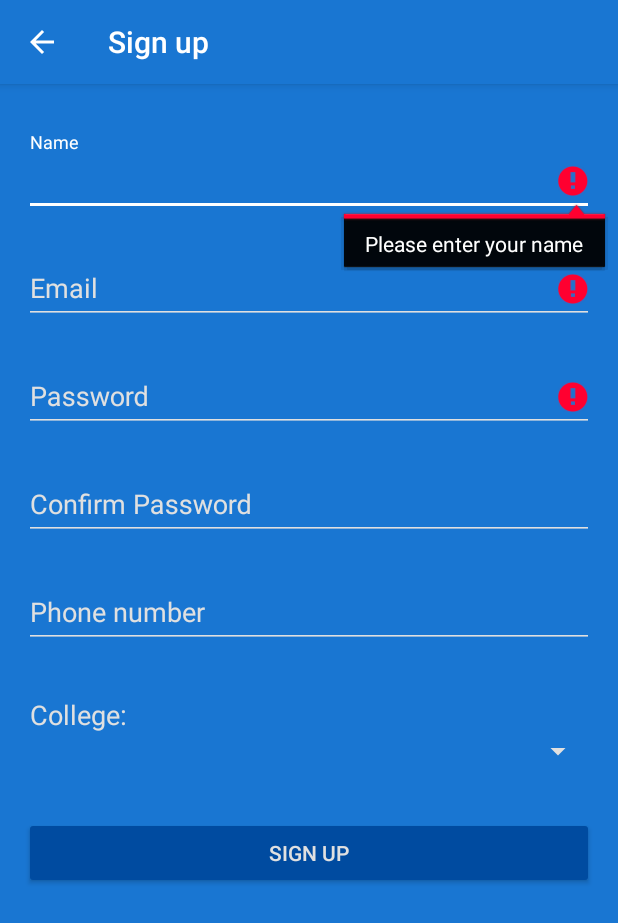
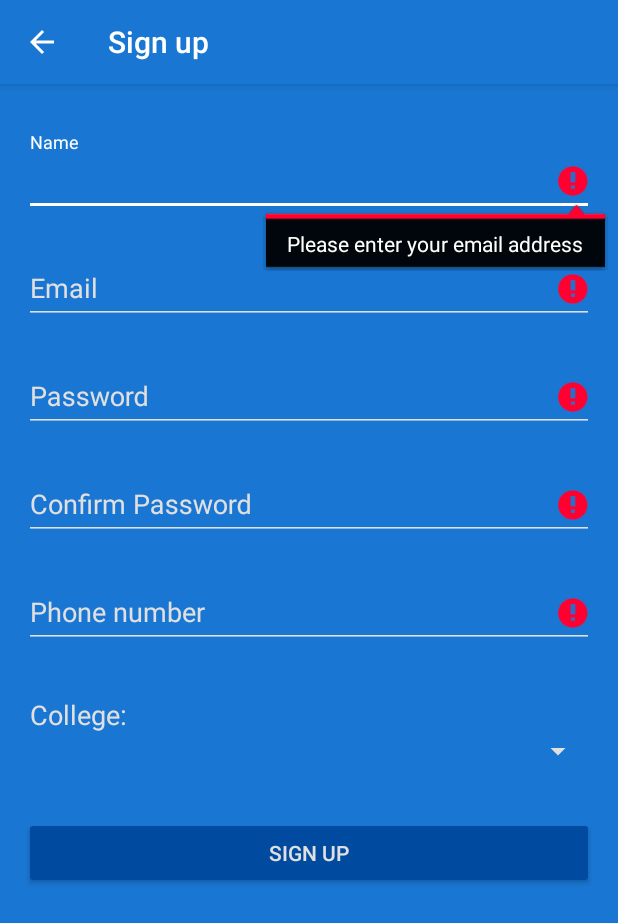
Before and after one commit to Sueztech/Coursewatch, an Android app: the SignupActivity screen opened directly, with no data from a screen before it, after a tap on "SIGN UP", on a phone screen of 412 x 824 dp. Shown: the top 923 px of the screen. Run offline under Robolectric (Android 15) with nearby library versions, the phone set to English and light mode, and no system bars; our stand-ins replace ButterKnife, Volley; libraries missing offline, so code that uses them is left out: io.michaelrocks.libphonenumber; network calls fail; 5 statements that could not run were skipped.

Commit message:
Switch to using XML string resources for future translation

```diff
--- a/app/src/main/java/com/sueztech/ktec/coursewatch/SignupActivity.java
+++ b/app/src/main/java/com/sueztech/ktec/coursewatch/SignupActivity.java
@@ -54,15 +54,15 @@ public class SignupActivity extends AppCompatActivity {
 
     @SuppressWarnings("WeakerAccess")
     @BindView(R.id.passwordEditText)
-    protected EditText passwordEditText;
+    protected EditText passEditText;
 
     @SuppressWarnings("WeakerAccess")
     @BindView(R.id.confirmPasswordEditText)
-    protected EditText confirmPasswordEditText;
+    protected EditText passConfEditText;
 
     @SuppressWarnings("WeakerAccess")
     @BindView(R.id.phoneEditText)
-    protected EditText phoneEditText;
+    protected EditText telEditText;
 
     @SuppressWarnings("WeakerAccess")
     @BindView(R.id.collegeSpinner)
@@ -87,17 +87,17 @@ public class SignupActivity extends AppCompatActivity {
         ButterKnife.bind(this);
 
         phoneUtil = PhoneNumberUtil.createInstance(this);
-        phoneEditText.addTextChangedListener(new PhoneNumberFormattingTextWatcher(phoneUtil));
-        phoneEditText.setOnEditorActionListener(new TextView.OnEditorActionListener() {
-            @Override
-            public boolean onEditorAction(TextView textView, int i, KeyEvent keyEvent) {
-                if (i == EditorInfo.IME_ACTION_DONE) {
-                    doSignup();
-                    return true;
-                }
-                return false;
-            }
-        });
+        telEditText.addTextChangedListener(new PhoneNumberFormattingTextWatcher(phoneUtil));
+//        telEditText.setOnEditorActionListener(new TextView.OnEditorActionListener() {
+//            @Override
+//            public boolean onEditorAction(TextView textView, int i, KeyEvent keyEvent) {
+//                if (i == EditorInfo.IME_ACTION_DONE) {
+//                    doSignup();
+//                    return true;
+//                }
+//                return false;
+//            }
+//        });
 
         try {
             messageDigest = MessageDigest.getInstance("SHA-256");
@@ -140,7 +140,7 @@ public class SignupActivity extends AppCompatActivity {
         try {
 
             if (response.getInt("status") != 200) {
-                throw new JSONException("Expected status 200, got status " + response.get("status"));
+                throw new JSONException("Got unexpected status " + response.get("status"));
             }
             JSONArray collegeJSONArray = response.getJSONArray("data");
 
@@ -178,7 +178,7 @@ public class SignupActivity extends AppCompatActivity {
 
     private void onInitFail() {
         progressDialog.dismiss();
-        Toast.makeText(this, "An unexpected error occurred. Please try again.", Toast.LENGTH_SHORT).show();
+        Toast.makeText(this, R.string.unexpected_error, Toast.LENGTH_SHORT).show();
         finish();
     }
 
@@ -199,38 +199,56 @@ public class SignupActivity extends AppCompatActivity {
 
         String name = nameEditText.getText().toString();
         String email = emailEditText.getText().toString();
-        String password = passwordEditText.getText().toString();
-        String confirmPassword = confirmPasswordEditText.getText().toString();
-        String phone = phoneEditText.getText().toString();
+        String pass = passEditText.getText().toString();
+        String passConf = passConfEditText.getText().toString();
+        String tel = telEditText.getText().toString();
 
+        if (tel.isEmpty()) {
+            telEditText.setError(getString(R.string.err_400_tel));
+            telEditText.requestFocus();
+            valid = false;
+        }
         try {
-            Phonenumber.PhoneNumber phoneNumber = phoneUtil.parse(phone, "US");
+            Phonenumber.PhoneNumber phoneNumber = phoneUtil.parse(tel, "US");
             if (!phoneUtil.isValidNumber(phoneNumber)) {
                 throw new NumberParseException(NumberParseException.ErrorType.NOT_A_NUMBER, "");
             }
         } catch (NumberParseException e) {
             Log.e(Config.LOG_TAG, e.toString());
-            phoneEditText.setError("Please enter a valid phone number");
+            telEditText.setError(getString(R.string.err_403_tel));
+            telEditText.requestFocus();
             valid = false;
         }
 
-        if (!confirmPassword.equals(password)) {
-            confirmPasswordEditText.setError("Passwords do not match!");
+        if (passConf.isEmpty()) {
+            passConfEditText.setError(getString(R.string.err_400_passConf));
+            passConfEditText.requestFocus();
+            valid = false;
+        } else if (!passConf.equals(pass)) {
+            passConfEditText.setError(getString(R.string.err_403_passConf));
+            passConfEditText.requestFocus();
             valid = false;
         }
 
-        if (password.isEmpty()) {
-            passwordEditText.setError("Please enter a password");
+        if (pass.isEmpty()) {
+            passEditText.setError(getString(R.string.err_400_pass_signup));
+            passEditText.requestFocus();
             valid = false;
         }
 
-        if (email.isEmpty() || !Patterns.EMAIL_ADDRESS.matcher(email).matches()) {
-            emailEditText.setError("Please enter a valid email address");
+        if (email.isEmpty()) {
+            emailEditText.setError(getString(R.string.err_400_email));
+            emailEditText.requestFocus();
+            valid = false;
+        } else if (!Patterns.EMAIL_ADDRESS.matcher(email).matches()) {
+            emailEditText.setError(getString(R.string.err_403_email));
+            emailEditText.requestFocus();
             valid = false;
         }
 
         if (name.isEmpty()) {
-            nameEditText.setError("Please enter your name");
+            nameEditText.setError(getString(R.string.err_400_email));
+            nameEditText.requestFocus();
             valid = false;
         }
 
@@ -267,11 +285,11 @@ public class SignupActivity extends AppCompatActivity {
                 Map<String, String> params = new HashMap<>();
                 params.put("name", nameEditText.getText().toString());
                 params.put("email", emailEditText.getText().toString());
-                messageDigest.update(passwordEditText.getText().toString().getBytes());
+                messageDigest.update(passEditText.getText().toString().getBytes());
                 params.put("pass", Util.bytesToHex(messageDigest.digest()));
-                messageDigest.update(confirmPasswordEditText.getText().toString().getBytes());
+                messageDigest.update(passConfEditText.getText().toString().getBytes());
                 params.put("passConf", Util.bytesToHex(messageDigest.digest()));
-                params.put("tel", phoneEditText.getText().toString());
+                params.put("tel", telEditText.getText().toString());
                 params.put("college", ((College) collegeSpinner.getSelectedItem()).getId());
                 return params;
             }
@@ -283,9 +301,46 @@ public class SignupActivity extends AppCompatActivity {
     }
 
     private void onSignupRequestSuccess(String response) {
+
         Log.i(Config.LOG_TAG, response);
+
+        try {
+
+            JSONObject responseJson = new JSONObject(response);
+            int status = responseJson.getInt("status");
+
+            if (status == 200) {
+                // TODO: Signup successful
+                Toast.makeText(this, R.string.signup_successful, Toast.LENGTH_LONG).show();
+                finish();
+            } else if (status == 406) {
+                JSONArray fields = responseJson.getJSONArray("data");
+                for (int i = 0; i < fields.length(); i++) {
+                    switch (fields.getString(i)) {
+                        case "email":
+                            emailEditText.setError(getString(R.string.err_406_email));
+                            emailEditText.requestFocus();
+                            break;
+                        default:
+                            Log.e(Config.LOG_TAG, "Got unknown field " + fields.getString(i) + " in 406 response");
+                            break;
+                    }
+                }
+            } else if (status == 500) {
+                // Exception occurred on the server
+                throw new JSONException("Server error: " + responseJson.get("data"));
+            } else {
+                throw new JSONException("Got unexpected status " + status);
+            }
+
+        } catch (JSONException e) {
+            Log.e(Config.LOG_TAG, e.toString());
+            onSignupRequestFail();
+            return;
+        }
+
         progressDialog.dismiss();
-        Toast.makeText(this, "Signup request successful", Toast.LENGTH_SHORT).show();
+
     }
 
     private void onSignupRequestFail() {
--- a/app/src/main/res/layout-land/activity_login.xml
+++ b/app/src/main/res/layout-land/activity_login.xml
@@ -47,7 +47,7 @@
         android:layout_marginEnd="32dp"
         android:layout_marginStart="32dp"
         android:layout_marginTop="32dp"
-        android:hint="@string/passwordHint"
+        android:hint="@string/passHint"
         app:layout_constraintBottom_toTopOf="@id/loginButton"
         app:layout_constraintEnd_toEndOf="parent"
         app:layout_constraintStart_toEndOf="@+id/logoImageView"
@@ -69,7 +69,7 @@
         android:layout_marginEnd="32dp"
         android:layout_marginStart="32dp"
         android:layout_marginTop="32dp"
-        android:text="@string/loginText"
+        android:text="@string/loginButtonText"
         app:layout_constraintBottom_toTopOf="@+id/signupTextView"
         app:layout_constraintEnd_toEndOf="parent"
         app:layout_constraintStart_toEndOf="@+id/logoImageView"
--- a/app/src/main/res/layout/activity_login.xml
+++ b/app/src/main/res/layout/activity_login.xml
@@ -46,7 +46,7 @@
             android:layout_width="match_parent"
             android:layout_height="wrap_content"
             android:layout_marginBottom="@dimen/activity_vertical_margin"
-            android:hint="@string/passwordHint">
+            android:hint="@string/passHint">
 
             <android.support.design.widget.TextInputEditText
                 android:id="@+id/passwordEditText"
@@ -63,7 +63,7 @@
             android:layout_height="wrap_content"
             android:layout_marginBottom="@dimen/activity_vertical_margin"
             android:layout_marginTop="@dimen/activity_vertical_margin"
-            android:text="@string/loginText" />
+            android:text="@string/loginButtonText" />
 
         <TextView
             android:id="@+id/signupTextView"
--- a/app/src/main/res/layout/activity_signup.xml
+++ b/app/src/main/res/layout/activity_signup.xml
@@ -52,7 +52,7 @@
                 android:id="@+id/passwordEditText"
                 android:layout_width="match_parent"
                 android:layout_height="wrap_content"
-                android:hint="@string/passwordHint"
+                android:hint="@string/passHint"
                 android:inputType="textPassword" />
 
         </android.support.design.widget.TextInputLayout>
@@ -66,7 +66,7 @@
                 android:id="@+id/confirmPasswordEditText"
                 android:layout_width="match_parent"
                 android:layout_height="wrap_content"
-                android:hint="@string/confirmPasswordHint"
+                android:hint="@string/passConfHint"
                 android:inputType="textPassword" />
 
         </android.support.design.widget.TextInputLayout>
@@ -81,8 +81,7 @@
                 android:id="@+id/phoneEditText"
                 android:layout_width="match_parent"
                 android:layout_height="wrap_content"
-                android:hint="@string/phoneHint"
-                android:imeOptions="actionDone"
+                android:hint="@string/telHint"
                 android:inputType="phone" />
 
         </android.support.design.widget.TextInputLayout>
@@ -108,7 +107,7 @@
             android:layout_width="match_parent"
             android:layout_height="wrap_content"
             android:layout_marginTop="@dimen/activity_vertical_margin"
-            android:text="@string/signupText" />
+            android:text="@string/signupButtonText" />
 
     </LinearLayout>
 
--- a/app/src/main/res/values/strings.xml
+++ b/app/src/main/res/values/strings.xml
@@ -9,15 +9,35 @@
     <string name="logoContentDesc">Logo</string>
 
     <string name="emailHint">Email</string>
-    <string name="passwordHint">Password</string>
+    <string name="passHint">Password</string>
 
-    <string name="confirmPasswordHint">Confirm Password</string>
+    <string name="passConfHint">Confirm Password</string>
     <string name="nameHint">Name</string>
-    <string name="phoneHint">Phone number</string>
+    <string name="telHint">Phone number</string>
     <string name="collegeHint">College:</string>
 
-    <string name="loginText">Login</string>
+    <string name="loginButtonText">Login</string>
     <string name="signupLinkText">No account yet? Sign up</string>
-    <string name="signupText">Sign up</string>
+    <string name="signupButtonText">Sign up</string>
+
+    <string name="err_40x_name">Please enter your name</string>
+    <string name="err_40x_college">Please select a college</string>
+
+    <string name="err_400_tel">Please enter your phone number</string>
+    <string name="err_400_email">Please enter your email address</string>
+    <string name="err_400_pass_signup">Please enter a password</string>
+    <string name="err_400_pass_login">Please enter your password</string>
+    <string name="err_400_passConf">Please confirm your password</string>
+
+    <string name="err_403_tel">Please enter a valid phone number</string>
+    <string name="err_403_email">Please enter a valid email address</string>
+    <string name="err_403_passConf">Passwords do not match</string>
+
+    <string name="err_406_email">This email is already in use</string>
+
+    <string name="signup_successful">Signup successful. Please check your inbox for a verification email.</string>
+    <string name="signup_error">An unexpected error occurred during signup. Please try again.</string>
+
+    <string name="unexpected_error">An unexpected error occurred. Please try again.</string>
 
 </resources>
```
Also changed, not shown: app/src/main/java/com/sueztech/ktec/coursewatch/LoginActivity.java (+7 -3 lines).
